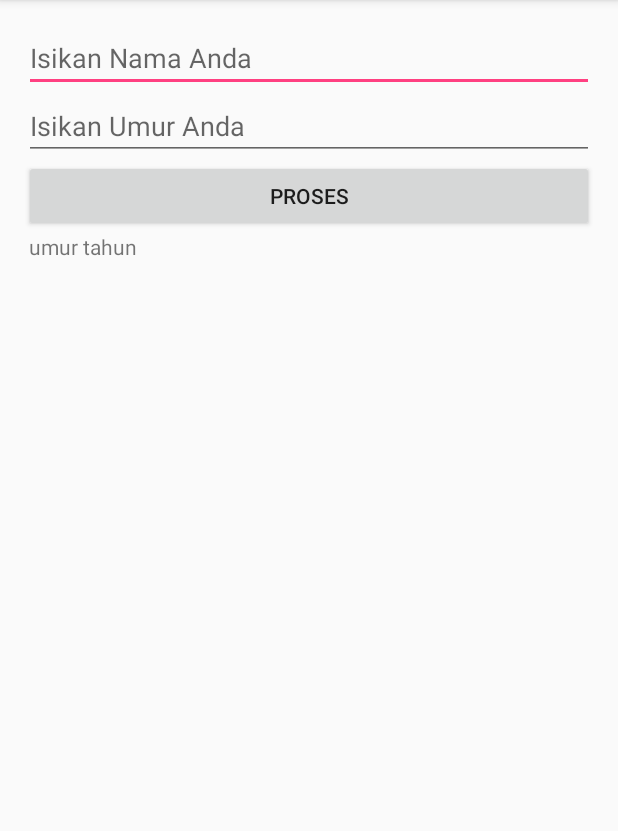
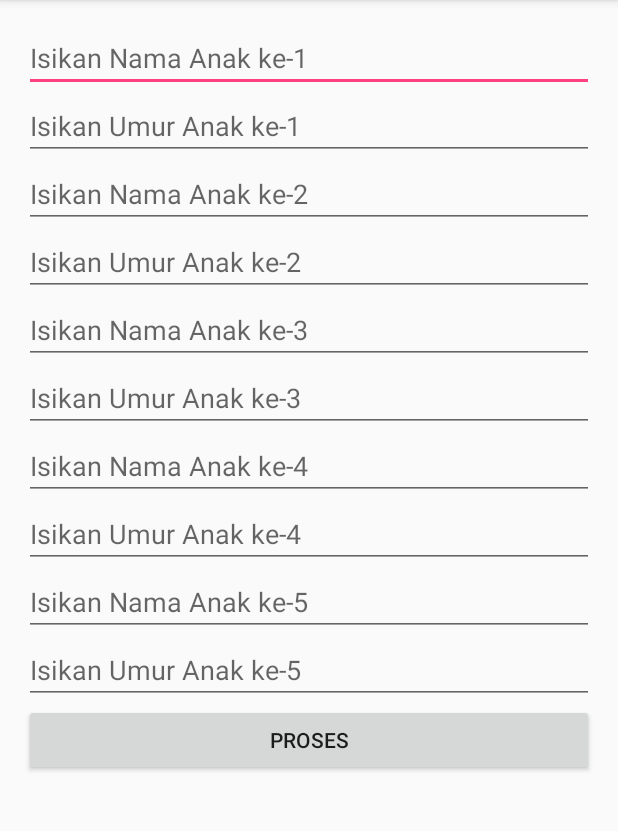
Before and after one commit to puspitarahayu/widget, an Android app: the screen it shows after launch (MainActivity), after a tap on "PROSES", on a phone screen of 412 x 824 dp, the part 84-915 px from its top. Run offline under Robolectric (Android 15) with nearby library versions, the phone set to English and light mode, and no system bars.

Commit message:
Widget Programming Part 2

```diff
--- a/app/src/main/java/id/sch/smktelkom_mlg/learn/advancedwidget1/MainActivity.java
+++ b/app/src/main/java/id/sch/smktelkom_mlg/learn/advancedwidget1/MainActivity.java
@@ -15,16 +15,9 @@ public class MainActivity extends AppCompatActivity {
     protected void onCreate(Bundle savedInstanceState) {
         super.onCreate(savedInstanceState);
         setContentView(R.layout.activity_main);
-        LinearLayout llMain = (LinearLayout) findViewById(R.id.LinearLayoutMain);
+        final LinearLayout llMain = (LinearLayout) findViewById(R.id.LinearLayoutMain);
 
-        final EditText etNama = new EditText(this);
-        llMain.addView(etNama);
-        etNama.setHint("Isikan Nama Anda");
-
-        final EditText etUmur = new EditText(this);
-        llMain.addView(etUmur);
-        etUmur.setHint("Isikan Umur Anda");
-        etUmur.setInputType(InputType.TYPE_CLASS_NUMBER);
+        addEditText(llMain);
 
         Button bProses = new Button(this);
         bProses.setText("Proses");
@@ -35,12 +28,40 @@ public class MainActivity extends AppCompatActivity {
         bProses.setOnClickListener(new View.OnClickListener() {
             @Override
             public void onClick(View view) {
-                String nama = etNama.getText().toString();
-                String umur = etUmur.getText().toString();
-
-                tvHasil.setText(nama + " umur" + umur + " tahun");
+                doProses(llMain);
             }
         });
 
     }
+
+    private void doProses(LinearLayout llMain) {
+        String hasil = "";
+        for (int i = 0; i < 5; i++) {
+            EditText etNama = (EditText) llMain.getChildAt(i * 2);
+            EditText etUmur = (EditText) llMain.getChildAt((i * 2) + 1);
+
+            String nama = etNama.getText().toString().trim();
+            String umur = etUmur.toString().toString();
+
+            if (umur.isEmpty())
+                umur = "0";
+            if (!nama.isEmpty())
+                hasil += "Anak ke-" + (i + 1) + ": " + nama + " umur " + umur + " tahun\n";
+        }
+        TextView tvHasil = (TextView) llMain.getChildAt(11);
+        tvHasil.setText(hasil);
+    }
+
+    private void addEditText(LinearLayout llMain) {
+        for (int i = 1; i <= 5; i++) {
+            EditText etNama = new EditText(this);
+            llMain.addView(etNama);
+            etNama.setHint("Isikan Nama Anak ke-" + i);
+
+            EditText etUmur = new EditText(this);
+            llMain.addView(etUmur);
+            etUmur.setHint("Isikan Umur Anak ke-" + i);
+            etUmur.setInputType(InputType.TYPE_CLASS_NUMBER);
+        }
+    }
 }
```
